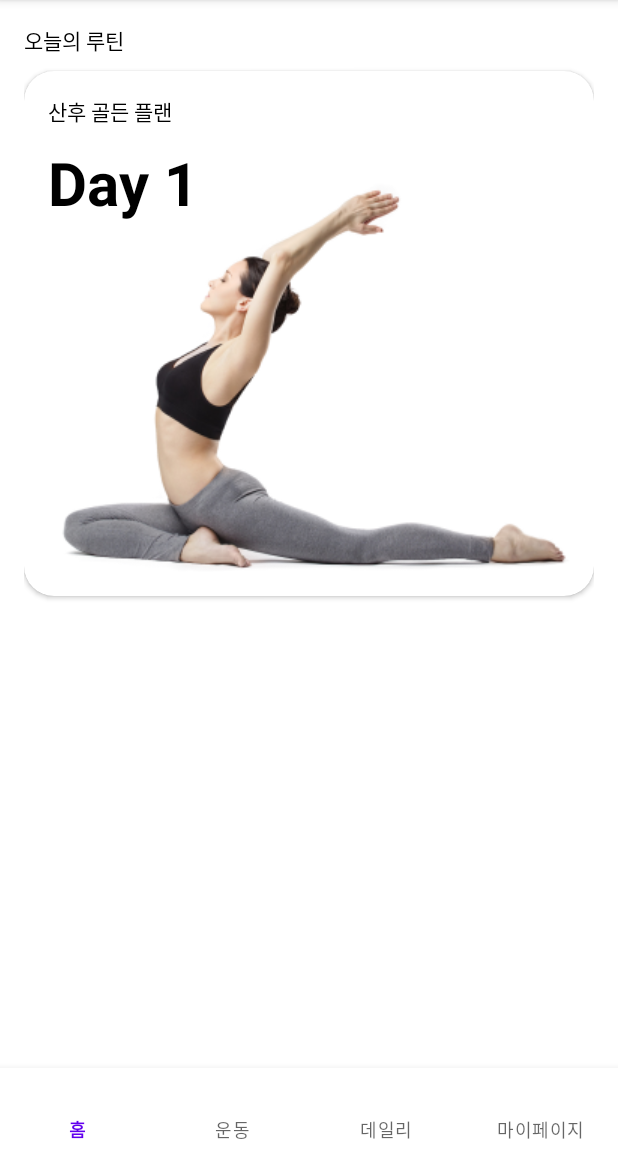
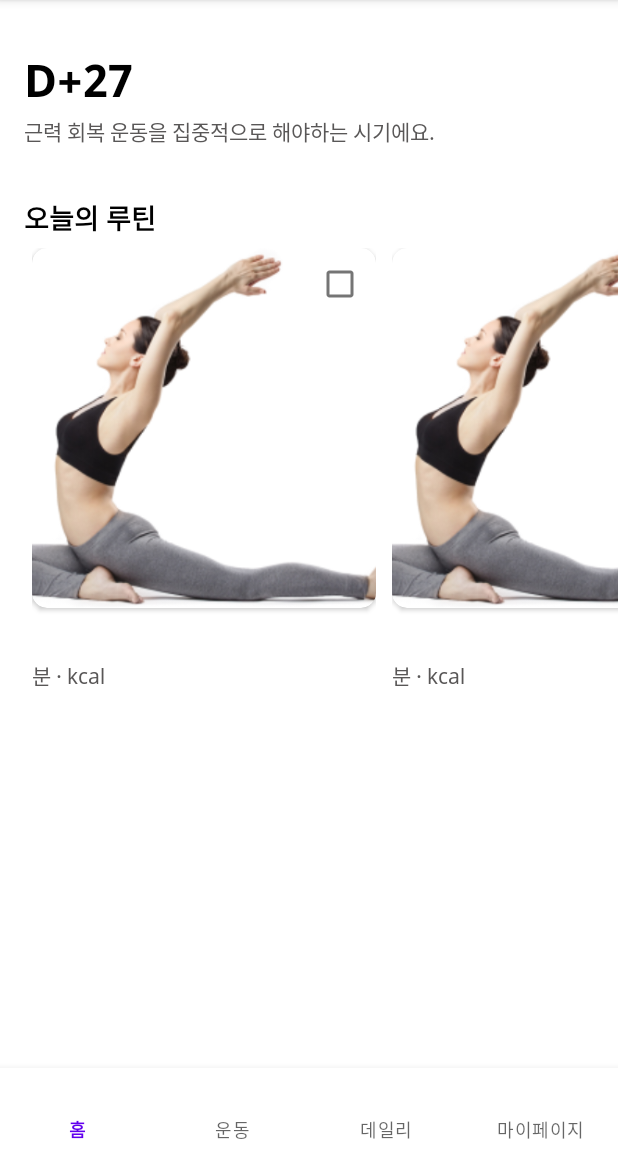
Before and after one commit to Haemin-Park/MomsPT, an Android app: the screen it shows after launch (MainActivity), on a phone screen of 412 x 824 dp, the part 84-1236 px from its top. Run offline under Robolectric (Android 15) with nearby library versions, the phone set to English and light mode, and no system bars; our stand-ins replace RxJava, data binding; 6 statements that could not run were skipped.

Commit message:
[Feat] Implement daily routine recyclerView

```diff
--- a/app/src/main/java/com/fitsionary/momspt/presentation/home/view/HomeFragment.kt
+++ b/app/src/main/java/com/fitsionary/momspt/presentation/home/view/HomeFragment.kt
@@ -1,9 +1,14 @@
 package com.fitsionary.momspt.presentation.home.view
 
+import android.os.Bundle
+import android.view.View
 import androidx.lifecycle.ViewModelProvider
+import com.fitsionary.momspt.BR
 import com.fitsionary.momspt.R
+import com.fitsionary.momspt.data.api.response.RoutineItem
 import com.fitsionary.momspt.databinding.FragmentHomeBinding
 import com.fitsionary.momspt.presentation.base.BaseFragment
+import com.fitsionary.momspt.presentation.base.BaseRecyclerView
 import com.fitsionary.momspt.presentation.home.viewmodel.HomeViewModel
 
 class HomeFragment :
@@ -11,4 +16,16 @@ class HomeFragment :
     override val viewModel: HomeViewModel by lazy {
         ViewModelProvider(this).get(HomeViewModel::class.java)
     }
+
+    override fun onViewCreated(view: View, savedInstanceState: Bundle?) {
+        super.onViewCreated(view, savedInstanceState)
+
+        binding.run {
+            vm = viewModel
+            rvRoutine.adapter = object : BaseRecyclerView<FragmentHomeBinding, RoutineItem>(
+                layoutResId = R.layout.item_routine,
+                bindingVariableId = BR.RoutineItem
+            ) {}
+        }
+    }
 }
--- a/app/src/main/java/com/fitsionary/momspt/presentation/home/viewmodel/HomeViewModel.kt
+++ b/app/src/main/java/com/fitsionary/momspt/presentation/home/viewmodel/HomeViewModel.kt
@@ -1,6 +1,14 @@
 package com.fitsionary.momspt.presentation.home.viewmodel
 
+import androidx.lifecycle.MutableLiveData
+import com.fitsionary.momspt.data.api.response.RoutineItem
+import com.fitsionary.momspt.data.api.response.getSampleRoutineItem
 import com.fitsionary.momspt.presentation.base.BaseViewModel
 
 class HomeViewModel : BaseViewModel() {
+    val routineList = MutableLiveData<List<RoutineItem>>()
+
+    init {
+        routineList.postValue(getSampleRoutineItem())
+    }
 }
--- a/app/src/main/res/layout/fragment_home.xml
+++ b/app/src/main/res/layout/fragment_home.xml
@@ -2,63 +2,50 @@
 <layout xmlns:android="http://schemas.android.com/apk/res/android"
     xmlns:app="http://schemas.android.com/apk/res-auto">
 
-    <androidx.constraintlayout.widget.ConstraintLayout
+    <data>
+
+        <variable
+            name="vm"
+            type="com.fitsionary.momspt.presentation.home.viewmodel.HomeViewModel" />
+    </data>
+
+    <LinearLayout
         android:layout_width="match_parent"
         android:layout_height="match_parent"
-        android:padding="16dp">
+        android:background="@color/white"
+        android:orientation="vertical"
+        android:paddingStart="16dp">
 
         <TextView
-            android:id="@+id/tv_today_routine"
+            style="@style/bold_30sp"
+            android:layout_width="match_parent"
+            android:layout_height="wrap_content"
+            android:layout_marginTop="32dp"
+            android:text="D+27" />
+
+        <TextView
+            style="@style/medium_14sp"
+            android:layout_width="match_parent"
+            android:layout_height="wrap_content"
+            android:text="근력 회복 운동을 집중적으로 해야하는 시기에요."
+            android:textColor="@color/dark_gray" />
+
+        <TextView
+            style="@style/bold_18sp"
             android:layout_width="wrap_content"
             android:layout_height="wrap_content"
-            android:text="오늘의 루틴"
-            android:textColor="@color/black"
-            app:layout_constraintStart_toStartOf="parent"
-            app:layout_constraintTop_toTopOf="parent" />
+            android:layout_marginTop="32dp"
+            android:fontFamily="@font/noto_sans_bold"
+            android:text="@string/daily_routine" />
 
-        <androidx.cardview.widget.CardView
+        <androidx.recyclerview.widget.RecyclerView
+            android:id="@+id/rv_routine"
+            replaceAll="@{vm.routineList}"
             android:layout_width="match_parent"
-            android:layout_height="350dp"
-            android:layout_marginTop="10dp"
-            app:cardCornerRadius="20dp"
-            app:layout_constraintStart_toStartOf="parent"
-            app:layout_constraintTop_toBottomOf="@id/tv_today_routine">
+            android:layout_height="wrap_content"
+            android:clipToPadding="false"
+            android:orientation="horizontal"
+            app:layoutManager="androidx.recyclerview.widget.LinearLayoutManager" />
 
-            <androidx.constraintlayout.widget.ConstraintLayout
-                android:layout_width="match_parent"
-                android:layout_height="match_parent"
-                android:padding="16dp">
-
-                <TextView
-                    android:id="@+id/tv_plan_nm"
-                    android:layout_width="wrap_content"
-                    android:layout_height="wrap_content"
-                    android:text="산후 골든 플랜"
-                    android:textColor="@color/black"
-                    app:layout_constraintStart_toStartOf="parent"
-                    app:layout_constraintTop_toTopOf="parent" />
-
-                <TextView
-                    android:id="@+id/tv_day"
-                    android:layout_width="wrap_content"
-                    android:layout_height="wrap_content"
-                    android:layout_marginTop="10dp"
-                    android:text="Day 1"
-                    android:textColor="@color/black"
-                    android:textSize="40sp"
-                    android:textStyle="bold"
-                    app:layout_constraintStart_toStartOf="parent"
-                    app:layout_constraintTop_toBottomOf="@id/tv_plan_nm" />
-
-                <ImageView
-                    android:id="@+id/iv_plan_img"
-                    android:layout_width="wrap_content"
-                    android:layout_height="wrap_content"
-                    app:layout_constraintBottom_toBottomOf="parent"
-                    app:layout_constraintEnd_toEndOf="parent"
-                    app:srcCompat="@drawable/sample" />
-            </androidx.constraintlayout.widget.ConstraintLayout>
-
-        </androidx.cardview.widget.CardView>
-    </androidx.constraintlayout.widget.ConstraintLayout>
+    </LinearLayout>
 </layout>
```
